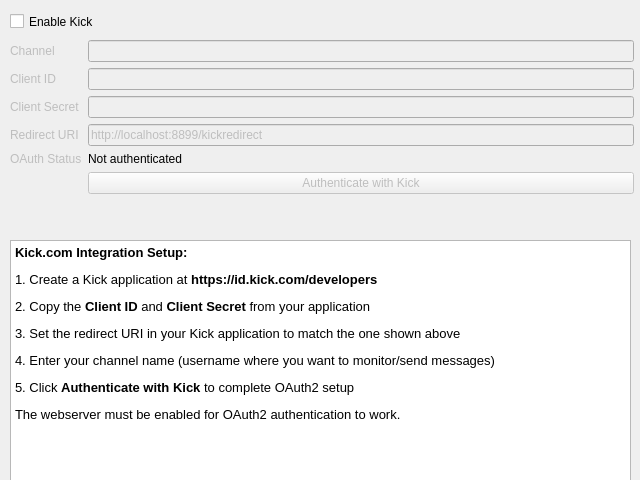
This is nowplaying/resources/kick_ui.ui in whatsnowplaying/whats-now-playing as Qt 5 draws it before an edit. The edited form follows.
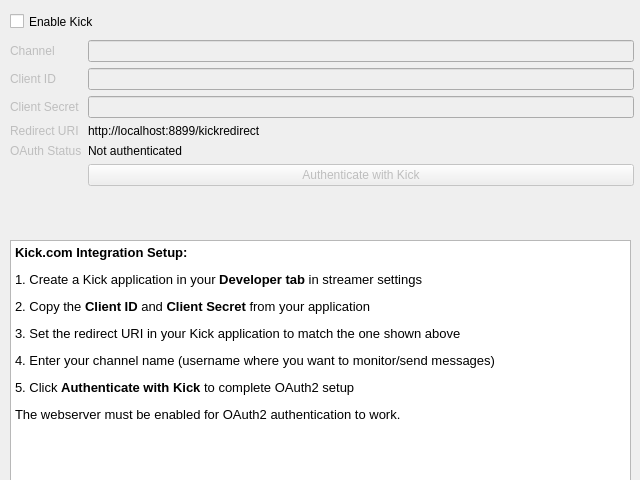
This is the edited form.

Commit message: refactor kick a bit: consolidate token refresh and fix failing tests

Patch:
```diff
--- a/nowplaying/resources/kick_ui.ui
+++ b/nowplaying/resources/kick_ui.ui
@@ -109,10 +109,7 @@
      </widget>
     </item>
     <item row="3" column="1">
-     <widget class="QLineEdit" name="redirecturi_lineedit">
-      <property name="enabled">
-       <bool>false</bool>
-      </property>
+     <widget class="QLabel" name="redirecturi_label">
       <property name="minimumSize">
        <size>
         <width>496</width>
@@ -187,7 +184,7 @@
 li.checked::marker { content: &quot;\2612&quot;; }
 &lt;/style&gt;&lt;/head&gt;&lt;body style=&quot; font-family:'Sans'; font-size:10pt; font-weight:400; font-style:normal;&quot;&gt;
 &lt;p style=&quot; margin-top:12px; margin-bottom:12px; margin-left:0px; margin-right:0px; -qt-block-indent:0; text-indent:0px;&quot;&gt;&lt;span style=&quot; font-family:'.AppleSystemUIFont'; font-weight:700;&quot;&gt;Kick.com Integration Setup:&lt;/span&gt;&lt;/p&gt;
-&lt;p style=&quot; margin-top:12px; margin-bottom:12px; margin-left:0px; margin-right:0px; -qt-block-indent:0; text-indent:0px;&quot;&gt;&lt;span style=&quot; font-family:'.AppleSystemUIFont';&quot;&gt;1. Create a Kick application at &lt;/span&gt;&lt;span style=&quot; font-family:'.AppleSystemUIFont'; font-weight:700;&quot;&gt;https://id.kick.com/developers&lt;/span&gt;&lt;/p&gt;
+&lt;p style=&quot; margin-top:12px; margin-bottom:12px; margin-left:0px; margin-right:0px; -qt-block-indent:0; text-indent:0px;&quot;&gt;&lt;span style=&quot; font-family:'.AppleSystemUIFont';&quot;&gt;1. Create a Kick application in your &lt;/span&gt;&lt;span style=&quot; font-family:'.AppleSystemUIFont'; font-weight:700;&quot;&gt;Developer tab&lt;/span&gt;&lt;span style=&quot; font-family:'.AppleSystemUIFont';&quot;&gt; in streamer settings&lt;/span&gt;&lt;/p&gt;
 &lt;p style=&quot; margin-top:12px; margin-bottom:12px; margin-left:0px; margin-right:0px; -qt-block-indent:0; text-indent:0px;&quot;&gt;&lt;span style=&quot; font-family:'.AppleSystemUIFont';&quot;&gt;2. Copy the &lt;/span&gt;&lt;span style=&quot; font-family:'.AppleSystemUIFont'; font-weight:700;&quot;&gt;Client ID&lt;/span&gt;&lt;span style=&quot; font-family:'.AppleSystemUIFont';&quot;&gt; and &lt;/span&gt;&lt;span style=&quot; font-family:'.AppleSystemUIFont'; font-weight:700;&quot;&gt;Client Secret&lt;/span&gt;&lt;span style=&quot; font-family:'.AppleSystemUIFont';&quot;&gt; from your application&lt;/span&gt;&lt;/p&gt;
 &lt;p style=&quot; margin-top:12px; margin-bottom:12px; margin-left:0px; margin-right:0px; -qt-block-indent:0; text-indent:0px;&quot;&gt;&lt;span style=&quot; font-family:'.AppleSystemUIFont';&quot;&gt;3. Set the redirect URI in your Kick application to match the one shown above&lt;/span&gt;&lt;/p&gt;
 &lt;p style=&quot; margin-top:12px; margin-bottom:12px; margin-left:0px; margin-right:0px; -qt-block-indent:0; text-indent:0px;&quot;&gt;&lt;span style=&quot; font-family:'.AppleSystemUIFont';&quot;&gt;4. Enter your channel name (username where you want to monitor/send messages)&lt;/span&gt;&lt;/p&gt;
```
The commit also changes 11 other files.
